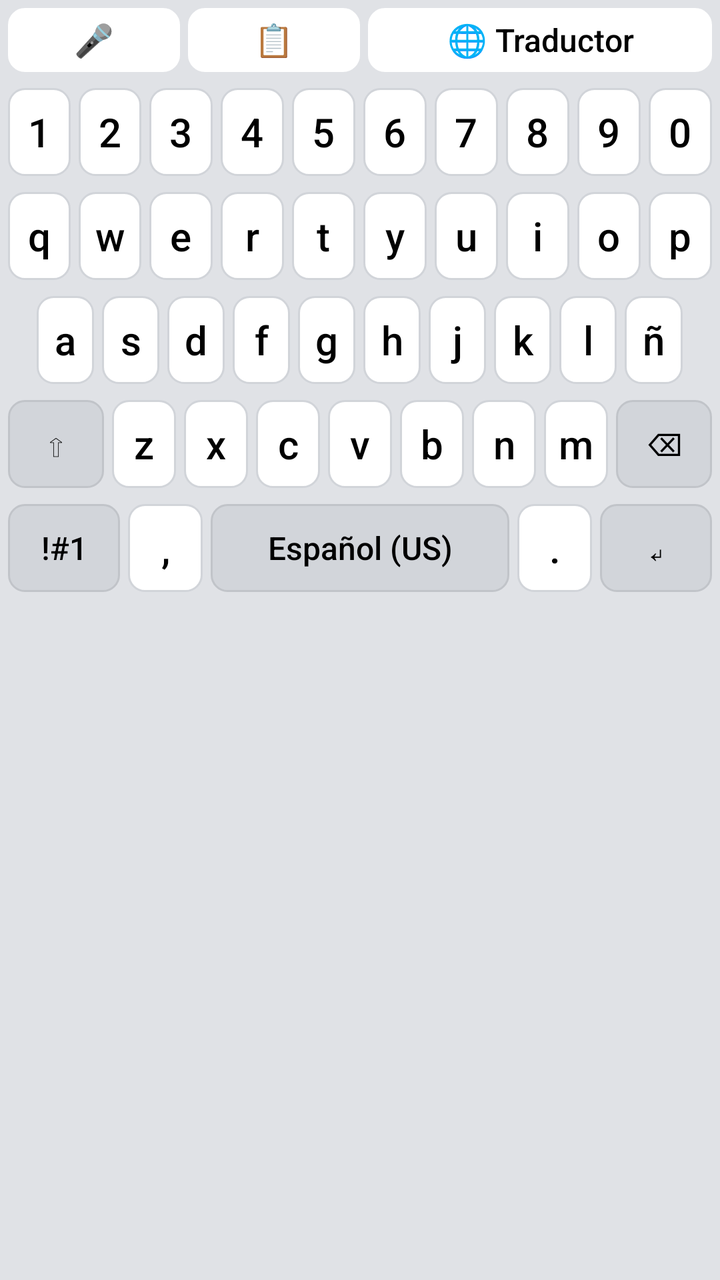
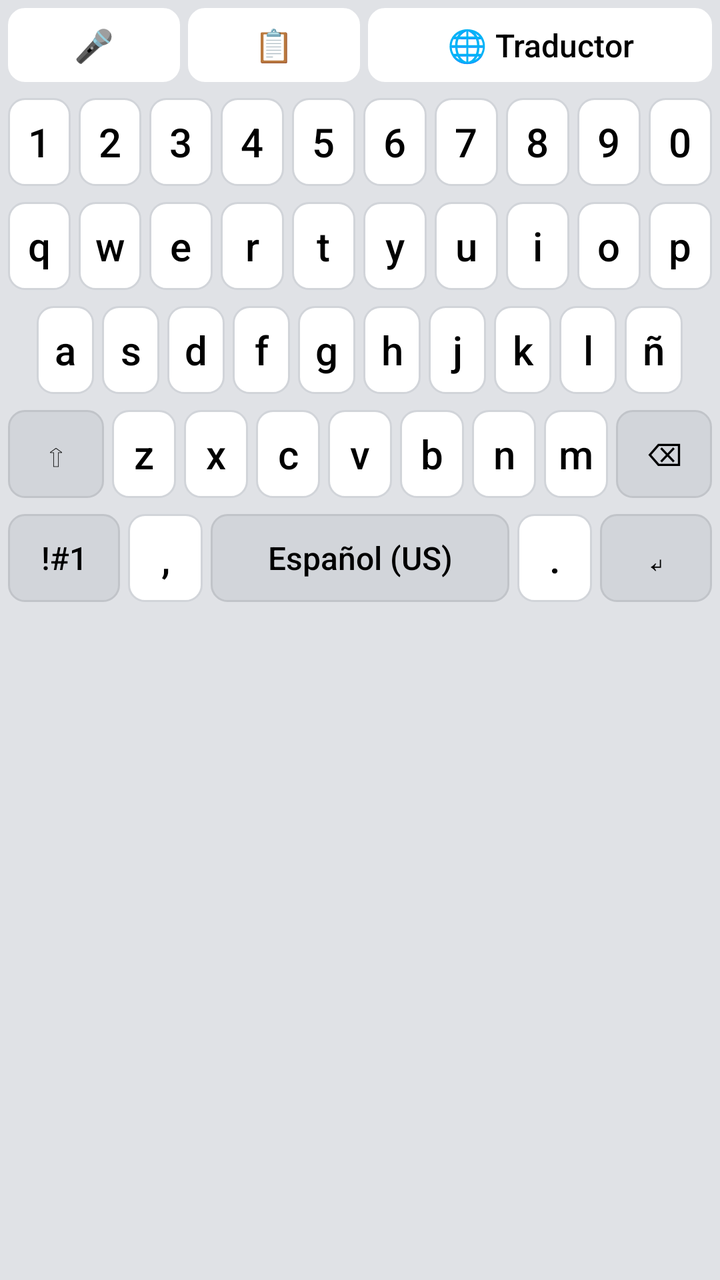

Compare the two renders of this Android layout. The source of the first and the diff that turns it into the second are given below.
<!-- AndroidManifest.xml: application theme Theme.AppCompat.Light.DarkActionBar -->
<!-- res/layout/keyboard_layout.xml -->
<?xml version="1.0" encoding="utf-8"?>
<LinearLayout xmlns:android="http://schemas.android.com/apk/res/android"
    android:layout_width="match_parent"
    android:layout_height="wrap_content"
    android:orientation="vertical"
    android:background="#E0E2E6" 
    android:paddingBottom="8dp">

    
    <LinearLayout android:layout_width="match_parent" android:layout_height="40dp" android:orientation="horizontal" android:padding="2dp">
        <Button android:id="@+id/btnMic1" android:tag="MIC" android:text="🎤" style="@style/KeyStyleAction" android:backgroundTint="#FFFFFF" android:layout_weight="1"/>
        <Button android:tag="CLIPBOARD" android:text="📋" style="@style/KeyStyleAction" android:backgroundTint="#FFFFFF" android:layout_weight="1"/>
        <Button android:tag="TRANSLATOR" android:text="🌐 Traductor" style="@style/KeyStyleAction" android:backgroundTint="#FFFFFF" android:layout_weight="2"/>
    </LinearLayout>

    
    <LinearLayout android:layout_width="match_parent" android:layout_height="52dp" android:orientation="horizontal" android:padding="2dp">
        <Button android:text="1" style="@style/KeyStyle" />
        <Button android:text="2" style="@style/KeyStyle" />
        <Button android:text="3" style="@style/KeyStyle" />
        <Button android:text="4" style="@style/KeyStyle" />
        <Button android:text="5" style="@style/KeyStyle" />
        <Button android:text="6" style="@style/KeyStyle" />
        <Button android:text="7" style="@style/KeyStyle" />
        <Button android:text="8" style="@style/KeyStyle" />
        <Button android:text="9" style="@style/KeyStyle" />
        <Button android:text="0" style="@style/KeyStyle" />
    </LinearLayout>

    <FrameLayout android:layout_width="match_parent" android:layout_height="wrap_content">
        
        <LinearLayout android:id="@+id/layout_letters" android:layout_width="match_parent" android:layout_height="wrap_content" android:orientation="vertical" android:visibility="visible">
            <LinearLayout android:layout_width="match_parent" android:layout_height="52dp" android:orientation="horizontal" android:padding="2dp">
                <Button android:text="q" style="@style/KeyStyle" />
                <Button android:text="w" style="@style/KeyStyle" />
                <Button android:text="e" style="@style/KeyStyle" />
                <Button android:text="r" style="@style/KeyStyle" />
                <Button android:text="t" style="@style/KeyStyle" />
                <Button android:text="y" style="@style/KeyStyle" />
                <Button android:text="u" style="@style/KeyStyle" />
                <Button android:text="i" style="@style/KeyStyle" />
                <Button android:text="o" style="@style/KeyStyle" />
                <Button android:text="p" style="@style/KeyStyle" />
            </LinearLayout>
            <LinearLayout android:layout_width="match_parent" android:layout_height="52dp" android:orientation="horizontal" android:padding="2dp">
                <View android:layout_width="0dp" android:layout_height="match_parent" android:layout_weight="0.5"/>
                <Button android:text="a" style="@style/KeyStyle" />
                <Button android:text="s" style="@style/KeyStyle" />
                <Button android:text="d" style="@style/KeyStyle" />
                <Button android:text="f" style="@style/KeyStyle" />
                <Button android:text="g" style="@style/KeyStyle" />
                <Button android:text="h" style="@style/KeyStyle" />
                <Button android:text="j" style="@style/KeyStyle" />
                <Button android:text="k" style="@style/KeyStyle" />
                <Button android:text="l" style="@style/KeyStyle" />
                <Button android:text="ñ" style="@style/KeyStyle" />
                <View android:layout_width="0dp" android:layout_height="match_parent" android:layout_weight="0.5"/>
            </LinearLayout>
            <LinearLayout android:layout_width="match_parent" android:layout_height="52dp" android:orientation="horizontal" android:padding="2dp">
                <Button android:tag="SHIFT" android:text="⇧" style="@style/KeyStyleAction" android:layout_weight="1.5" />
                <Button android:text="z" style="@style/KeyStyle" />
                <Button android:text="x" style="@style/KeyStyle" />
                <Button android:text="c" style="@style/KeyStyle" />
                <Button android:text="v" style="@style/KeyStyle" />
                <Button android:text="b" style="@style/KeyStyle" />
                <Button android:text="n" style="@style/KeyStyle" />
                <Button android:text="m" style="@style/KeyStyle" />
                <Button android:tag="DELETE" android:text="⌫" style="@style/KeyStyleAction" android:layout_weight="1.5" />
            </LinearLayout>
            
            <LinearLayout android:layout_width="match_parent" android:layout_height="52dp" android:orientation="horizontal" android:padding="2dp">
                <Button android:tag="MODE_SYM1" android:text="!#1" style="@style/KeyStyleAction" android:layout_weight="1.5" />
                <Button android:text="," style="@style/KeyStyle" android:layout_weight="1" />
                <Button android:tag="SPACE" android:text="Español (US)" style="@style/KeyStyleAction" android:layout_weight="4" />
                <Button android:text="." style="@style/KeyStyle" android:layout_weight="1" />
                <Button android:tag="ENTER" android:text="↵" style="@style/KeyStyleAction" android:layout_weight="1.5" />
            </LinearLayout>
        </LinearLayout>

        
        <LinearLayout android:id="@+id/layout_symbols_1" android:layout_width="match_parent" android:layout_height="wrap_content" android:orientation="vertical" android:visibility="gone">
            <LinearLayout android:layout_width="match_parent" android:layout_height="52dp" android:orientation="horizontal" android:padding="2dp">
                <Button android:text="+" style="@style/KeyStyle" />
                <Button android:text="×" style="@style/KeyStyle" />
                <Button android:text="÷" style="@style/KeyStyle" />
                <Button android:text="=" style="@style/KeyStyle" />
                <Button android:text="/" style="@style/KeyStyle" />
                <Button android:text="_" style="@style/KeyStyle" />
                <Button android:text="&lt;" style="@style/KeyStyle" />
                <Button android:text="&gt;" style="@style/KeyStyle" />
                <Button android:text="[" style="@style/KeyStyle" />
                <Button android:text="]" style="@style/KeyStyle" />
            </LinearLayout>
            <LinearLayout android:layout_width="match_parent" android:layout_height="52dp" android:orientation="horizontal" android:padding="2dp">
                <Button android:text="!" style="@style/KeyStyle" />
                <Button android:text="@" style="@style/KeyStyle" />
                <Button android:text="#" style="@style/KeyStyle" />
                <Button android:text="$" style="@style/KeyStyle" />
                <Button android:text="%" style="@style/KeyStyle" />
                <Button android:text="^" style="@style/KeyStyle" />
                <Button android:text="&amp;" style="@style/KeyStyle" />
                <Button android:text="*" style="@style/KeyStyle" />
                <Button android:text="(" style="@style/KeyStyle" />
                <Button android:text=")" style="@style/KeyStyle" />
            </LinearLayout>
            <LinearLayout android:layout_width="match_parent" android:layout_height="52dp" android:orientation="horizontal" android:padding="2dp">
                <Button android:tag="MODE_SYM2" android:text="1/2" style="@style/KeyStyleAction" android:layout_weight="1.5"/>
                <Button android:text="-" style="@style/KeyStyle" />
                <Button android:text="'" style="@style/KeyStyle" />
                <Button android:text="&quot;" style="@style/KeyStyle" />
                <Button android:text=":" style="@style/KeyStyle" />
                <Button android:text=";" style="@style/KeyStyle" />
                <Button android:text="?" style="@style/KeyStyle" />
                <Button android:tag="DELETE" android:text="⌫" style="@style/KeyStyleAction" android:layout_weight="1.5" />
            </LinearLayout>
            <LinearLayout android:layout_width="match_parent" android:layout_height="52dp" android:orientation="horizontal" android:padding="2dp">
                <Button android:tag="MODE_LETTERS" android:text="ABC" style="@style/KeyStyleAction" android:layout_weight="1.5" />
                <Button android:tag="MODE_NUMPAD" android:text="123" style="@style/KeyStyleAction" android:layout_weight="1" />
                <Button android:text="," style="@style/KeyStyle" android:layout_weight="1" />
                <Button android:tag="SPACE" android:text="Español (US)" style="@style/KeyStyleAction" android:layout_weight="3" />
                <Button android:text="." style="@style/KeyStyle" android:layout_weight="1" />
                <Button android:tag="ENTER" android:text="↵" style="@style/KeyStyleAction" android:layout_weight="1.5" />
            </LinearLayout>
        </LinearLayout>

        
        <LinearLayout android:id="@+id/layout_symbols_2" android:layout_width="match_parent" android:layout_height="wrap_content" android:orientation="vertical" android:visibility="gone">
            <LinearLayout android:layout_width="match_parent" android:layout_height="52dp" android:orientation="horizontal" android:padding="2dp">
                <Button android:text="`" style="@style/KeyStyle" />
                <Button android:text="~" style="@style/KeyStyle" />
                <Button android:text="\\" style="@style/KeyStyle" />
                <Button android:text="|" style="@style/KeyStyle" />
                <Button android:text="{" style="@style/KeyStyle" />
                <Button android:text="}" style="@style/KeyStyle" />
                <Button android:text="€" style="@style/KeyStyle" />
                <Button android:text="£" style="@style/KeyStyle" />
                <Button android:text="¥" style="@style/KeyStyle" />
                <Button android:text="₩" style="@style/KeyStyle" />
            </LinearLayout>
            <LinearLayout android:layout_width="match_parent" android:layout_height="52dp" android:orientation="horizontal" android:padding="2dp">
                <Button android:text="°" style="@style/KeyStyle" />
                <Button android:text="•" style="@style/KeyStyle" />
                <Button android:text="○" style="@style/KeyStyle" />
                <Button android:text="●" style="@style/KeyStyle" />
                <Button android:text="□" style="@style/KeyStyle" />
                <Button android:text="■" style="@style/KeyStyle" />
                <Button android:text="♤" style="@style/KeyStyle" />
                <Button android:text="♡" style="@style/KeyStyle" />
                <Button android:text="◇" style="@style/KeyStyle" />
                <Button android:text="♧" style="@style/KeyStyle" />
            </LinearLayout>
            <LinearLayout android:layout_width="match_parent" android:layout_height="52dp" android:orientation="horizontal" android:padding="2dp">
                <Button android:tag="MODE_SYM1" android:text="2/2" style="@style/KeyStyleAction" android:layout_weight="1.5"/>
                <Button android:text="☆" style="@style/KeyStyle" />
                <Button android:text="▪" style="@style/KeyStyle" />
                <Button android:text="¤" style="@style/KeyStyle" />
                <Button android:text="《" style="@style/KeyStyle" />
                <Button android:text="》" style="@style/KeyStyle" />
                <Button android:text="¡" style="@style/KeyStyle" />
                <Button android:text="¿" style="@style/KeyStyle" />
                <Button android:tag="DELETE" android:text="⌫" style="@style/KeyStyleAction" android:layout_weight="1.5" />
            </LinearLayout>
            <LinearLayout android:layout_width="match_parent" android:layout_height="52dp" android:orientation="horizontal" android:padding="2dp">
                <Button android:tag="MODE_LETTERS" android:text="ABC" style="@style/KeyStyleAction" android:layout_weight="1.5" />
                <Button android:tag="MODE_NUMPAD" android:text="123" style="@style/KeyStyleAction" android:layout_weight="1" />
                <Button android:text="," style="@style/KeyStyle" android:layout_weight="1" />
                <Button android:tag="SPACE" android:text="Español (US)" style="@style/KeyStyleAction" android:layout_weight="3" />
                <Button android:text="." style="@style/KeyStyle" android:layout_weight="1" />
                <Button android:tag="ENTER" android:text="↵" style="@style/KeyStyleAction" android:layout_weight="1.5" />
            </LinearLayout>
        </LinearLayout>

        
        <LinearLayout android:id="@+id/layout_numpad" android:layout_width="match_parent" android:layout_height="wrap_content" android:orientation="vertical" android:visibility="gone">
            <LinearLayout android:layout_width="match_parent" android:layout_height="55dp" android:orientation="horizontal" android:padding="2dp">
                <Button android:text="1" style="@style/KeyStyle" />
                <Button android:text="2" style="@style/KeyStyle" />
                <Button android:text="3" style="@style/KeyStyle" />
                <Button android:tag="DELETE" android:text="⌫" style="@style/KeyStyleAction" />
            </LinearLayout>
            <LinearLayout android:layout_width="match_parent" android:layout_height="55dp" android:orientation="horizontal" android:padding="2dp">
                <Button android:text="4" style="@style/KeyStyle" />
                <Button android:text="5" style="@style/KeyStyle" />
                <Button android:text="6" style="@style/KeyStyle" />
                <Button android:tag="ENTER" android:text="↵" style="@style/KeyStyleAction" />
            </LinearLayout>
            <LinearLayout android:layout_width="match_parent" android:layout_height="55dp" android:orientation="horizontal" android:padding="2dp">
                <Button android:text="7" style="@style/KeyStyle" />
                <Button android:text="8" style="@style/KeyStyle" />
                <Button android:text="9" style="@style/KeyStyle" />
                <Button android:text="-" style="@style/KeyStyleAction" />
            </LinearLayout>
            <LinearLayout android:layout_width="match_parent" android:layout_height="55dp" android:orientation="horizontal" android:padding="2dp">
                <Button android:tag="MODE_LETTERS" android:text="ABC" style="@style/KeyStyleAction" />
                <Button android:text="0" style="@style/KeyStyle" />
                <Button android:text="." style="@style/KeyStyleAction" />
                <Button android:tag="SPACE" android:text="Espacio" style="@style/KeyStyleAction" />
            </LinearLayout>
        </LinearLayout>

        
        <LinearLayout android:id="@+id/layout_clipboard" android:layout_width="match_parent" android:layout_height="250dp" android:orientation="vertical" android:visibility="gone" android:background="#121212">
            <LinearLayout android:layout_width="match_parent" android:layout_height="40dp" android:orientation="horizontal" android:padding="4dp" android:background="#1E1E1E">
                <TextView android:layout_width="0dp" android:layout_height="match_parent" android:layout_weight="1" android:text="Portapapeles" android:textStyle="bold" android:gravity="center_vertical" android:paddingStart="12dp" android:textColor="#FFFFFF"/>
                <Button android:tag="CLEAR_CLIPBOARD" android:text="🗑️ Limpiar" style="@style/KeyStyleAction" android:layout_width="wrap_content" android:layout_height="match_parent" android:layout_marginEnd="4dp" android:padding="4dp" />
                <Button android:tag="MODE_LETTERS" android:text="❌ Cerrar" style="@style/KeyStyleAction" android:layout_width="wrap_content" android:layout_height="match_parent" android:padding="4dp" />
            </LinearLayout>
            <FrameLayout android:layout_width="match_parent" android:layout_height="match_parent">
                <androidx.recyclerview.widget.RecyclerView android:id="@+id/keyboard_recycler_view" android:layout_width="match_parent" android:layout_height="match_parent" android:padding="4dp"/>
                <Button android:id="@+id/btnClipboardEnter" android:tag="ENTER" android:layout_width="50dp" android:layout_height="50dp" android:layout_gravity="bottom|end" android:layout_margin="16dp" android:background="@drawable/bg_fab" android:text="↵" android:textColor="#FFFFFF" android:textSize="24sp" android:elevation="6dp" />
            </FrameLayout>
        </LinearLayout>

        
        <LinearLayout android:id="@+id/layout_translator" android:layout_width="match_parent" android:layout_height="250dp" android:orientation="vertical" android:visibility="gone" android:background="#121212">
            <LinearLayout android:layout_width="match_parent" android:layout_height="45dp" android:orientation="horizontal" android:padding="4dp" android:background="#1E1E1E">
                <Button android:id="@+id/btnLangToggle" android:text="ES ➔ EN" style="@style/KeyStyleAction" android:layout_width="wrap_content" android:layout_height="match_parent" android:layout_marginEnd="4dp" android:padding="4dp" />
                <TextView android:layout_width="0dp" android:layout_height="match_parent" android:layout_weight="1" android:text="Traductor de Google" android:gravity="center" android:textColor="#FFFFFF" android:textStyle="bold"/>
                <Button android:tag="MODE_LETTERS" android:text="❌ Cerrar" style="@style/KeyStyleAction" android:layout_width="wrap_content" android:layout_height="match_parent" android:padding="4dp" />
            </LinearLayout>
            <EditText android:id="@+id/etTranslateInput" android:layout_width="match_parent" android:layout_height="0dp" android:layout_weight="1" android:hint="Escribe aquí para traducir y enviar..." android:textColor="#FFFFFF" android:textColorHint="#888888" android:background="#1E1E1E" android:padding="12dp" android:gravity="top|start" />
            <Button android:id="@+id/btnTranslateSend" android:layout_width="match_parent" android:layout_height="55dp" android:text="✨ Traducir y Enviar al chat" android:backgroundTint="#2196F3" android:textColor="#FFFFFF" android:textSize="16sp" android:textStyle="bold"/>
        </LinearLayout>
    </FrameLayout>
</LinearLayout>
<!-- resources referenced by this layout -->
<resources>
  <!-- drawable bg_fab (drawable) -->
  <?xml version="1.0" encoding="utf-8"?>
  <shape xmlns:android="http://schemas.android.com/apk/res/android" android:shape="oval">
      <solid android:color="#2196F3" /> 
  </shape>
  <style name="KeyStyle" parent="Widget.AppCompat.Button">
          <item name="android:layout_width">0dp</item>
          <item name="android:layout_height">match_parent</item>
          <item name="android:layout_weight">1</item>
          
          <item name="android:layout_margin">2dp</item>
          <item name="android:background">@drawable/bg_key</item>
          <item name="android:textColor">#000000</item>
          <item name="android:textSize">20sp</item>
          <item name="android:textAllCaps">false</item>
          <item name="android:stateListAnimator">@null</item>
          
          <item name="android:minWidth">0dp</item>
          <item name="android:minHeight">0dp</item>
          <item name="android:padding">0dp</item>
          <item name="android:insetTop">0dp</item>
          <item name="android:insetBottom">0dp</item>
      </style>
  <style name="KeyStyleAction" parent="KeyStyle">
          <item name="android:background">@drawable/bg_key_action</item>
          <item name="android:textSize">16sp</item>
      </style>
  <!-- drawable bg_key (drawable) -->
  <?xml version="1.0" encoding="utf-8"?>
  <shape xmlns:android="http://schemas.android.com/apk/res/android">
      <solid android:color="#FFFFFF" />
      <corners android:radius="8dp" />
      <stroke android:width="1dp" android:color="#D1D4D9" />
  </shape>
  <!-- drawable bg_key_action (drawable) -->
  <?xml version="1.0" encoding="utf-8"?>
  <shape xmlns:android="http://schemas.android.com/apk/res/android">
      <solid android:color="#D2D5DA" />
      <corners android:radius="8dp" />
      <stroke android:width="1dp" android:color="#C1C4C9" />
  </shape>
</resources>

<!-- the commit's change to res/layout/keyboard_layout.xml (unified diff, before → after) -->
@@ -7,11 +7,20 @@
     android:paddingBottom="8dp">
 
     
-    <LinearLayout android:layout_width="match_parent" android:layout_height="40dp" android:orientation="horizontal" android:padding="2dp">
-        <Button android:id="@+id/btnMic1" android:tag="MIC" android:text="🎤" style="@style/KeyStyleAction" android:backgroundTint="#FFFFFF" android:layout_weight="1"/>
-        <Button android:tag="CLIPBOARD" android:text="📋" style="@style/KeyStyleAction" android:backgroundTint="#FFFFFF" android:layout_weight="1"/>
-        <Button android:tag="TRANSLATOR" android:text="🌐 Traductor" style="@style/KeyStyleAction" android:backgroundTint="#FFFFFF" android:layout_weight="2"/>
-    </LinearLayout>
+    <FrameLayout android:layout_width="match_parent" android:layout_height="45dp">
+        
+        <LinearLayout android:id="@+id/layout_top_bar" android:layout_width="match_parent" android:layout_height="match_parent" android:orientation="horizontal" android:padding="2dp">
+            <Button android:id="@+id/btnMic1" android:tag="MIC" android:text="🎤" style="@style/KeyStyleAction" android:backgroundTint="#FFFFFF" android:layout_weight="1"/>
+            <Button android:tag="CLIPBOARD" android:text="📋" style="@style/KeyStyleAction" android:backgroundTint="#FFFFFF" android:layout_weight="1"/>
+            <Button android:tag="OPEN_TRANSLATOR" android:text="🌐 Traductor" style="@style/KeyStyleAction" android:backgroundTint="#FFFFFF" android:layout_weight="2"/>
+        </LinearLayout>
+        
+        <LinearLayout android:id="@+id/layout_translator_bar" android:layout_width="match_parent" android:layout_height="match_parent" android:orientation="horizontal" android:visibility="gone" android:padding="2dp" android:background="#E0E2E6">
+            <Button android:id="@+id/btnLangToggle" android:tag="IGNORE" android:text="ES ➔ EN" style="@style/KeyStyleAction" android:layout_width="wrap_content" android:layout_height="match_parent" />
+            <Button android:id="@+id/btnTranslateSend" android:tag="IGNORE" android:text="✨ Traducir lo escrito" style="@style/KeyStyleAction" android:layout_width="0dp" android:layout_height="match_parent" android:layout_weight="1" android:backgroundTint="#2196F3" android:textColor="#FFFFFF" />
+            <Button android:tag="CLOSE_TRANSLATOR" android:text="❌" style="@style/KeyStyleAction" android:layout_width="wrap_content" android:layout_height="match_parent" />
+        </LinearLayout>
+    </FrameLayout>
 
     
     <LinearLayout android:layout_width="match_parent" android:layout_height="52dp" android:orientation="horizontal" android:padding="2dp">
@@ -67,7 +76,6 @@
                 <Button android:text="m" style="@style/KeyStyle" />
                 <Button android:tag="DELETE" android:text="⌫" style="@style/KeyStyleAction" android:layout_weight="1.5" />
             </LinearLayout>
-            
             <LinearLayout android:layout_width="match_parent" android:layout_height="52dp" android:orientation="horizontal" android:padding="2dp">
                 <Button android:tag="MODE_SYM1" android:text="!#1" style="@style/KeyStyleAction" android:layout_weight="1.5" />
                 <Button android:text="," style="@style/KeyStyle" android:layout_weight="1" />
@@ -210,16 +218,5 @@
                 <Button android:id="@+id/btnClipboardEnter" android:tag="ENTER" android:layout_width="50dp" android:layout_height="50dp" android:layout_gravity="bottom|end" android:layout_margin="16dp" android:background="@drawable/bg_fab" android:text="↵" android:textColor="#FFFFFF" android:textSize="24sp" android:elevation="6dp" />
             </FrameLayout>
         </LinearLayout>
-
-        
-        <LinearLayout android:id="@+id/layout_translator" android:layout_width="match_parent" android:layout_height="250dp" android:orientation="vertical" android:visibility="gone" android:background="#121212">
-            <LinearLayout android:layout_width="match_parent" android:layout_height="45dp" android:orientation="horizontal" android:padding="4dp" android:background="#1E1E1E">
-                <Button android:id="@+id/btnLangToggle" android:text="ES ➔ EN" style="@style/KeyStyleAction" android:layout_width="wrap_content" android:layout_height="match_parent" android:layout_marginEnd="4dp" android:padding="4dp" />
-                <TextView android:layout_width="0dp" android:layout_height="match_parent" android:layout_weight="1" android:text="Traductor de Google" android:gravity="center" android:textColor="#FFFFFF" android:textStyle="bold"/>
-                <Button android:tag="MODE_LETTERS" android:text="❌ Cerrar" style="@style/KeyStyleAction" android:layout_width="wrap_content" android:layout_height="match_parent" android:padding="4dp" />
-            </LinearLayout>
-            <EditText android:id="@+id/etTranslateInput" android:layout_width="match_parent" android:layout_height="0dp" android:layout_weight="1" android:hint="Escribe aquí para traducir y enviar..." android:textColor="#FFFFFF" android:textColorHint="#888888" android:background="#1E1E1E" android:padding="12dp" android:gravity="top|start" />
-            <Button android:id="@+id/btnTranslateSend" android:layout_width="match_parent" android:layout_height="55dp" android:text="✨ Traducir y Enviar al chat" android:backgroundTint="#2196F3" android:textColor="#FFFFFF" android:textSize="16sp" android:textStyle="bold"/>
-        </LinearLayout>
     </FrameLayout>
 </LinearLayout>
